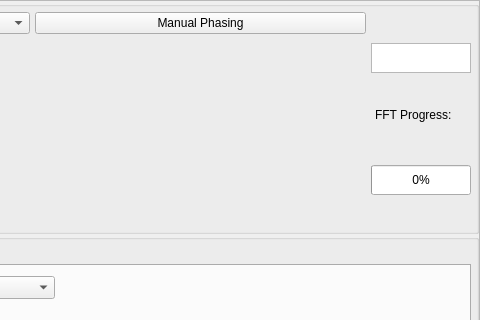
First picture: the form in form.ui, repository timesama/M2-Approach, before the edit; both pictures show x 520 to 1000 and y 0 to 320 of the 1000 by 700 pixel window.
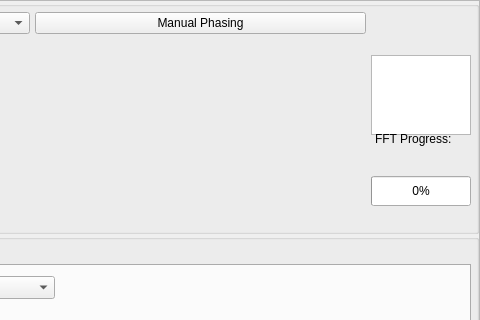
Second picture: the form after the edit. Custom widgets are drawn as their Qt base class.

Commit message: saving works completely, default names included

The edit to the form file:
```diff
--- a/form.ui
+++ b/form.ui
@@ -253,6 +253,12 @@
                  <verstretch>0</verstretch>
                 </sizepolicy>
                </property>
+               <property name="minimumSize">
+                <size>
+                 <width>0</width>
+                 <height>80</height>
+                </size>
+               </property>
                <property name="maximumSize">
                 <size>
                  <width>100</width>
```
The commit also changes 1 other file.
